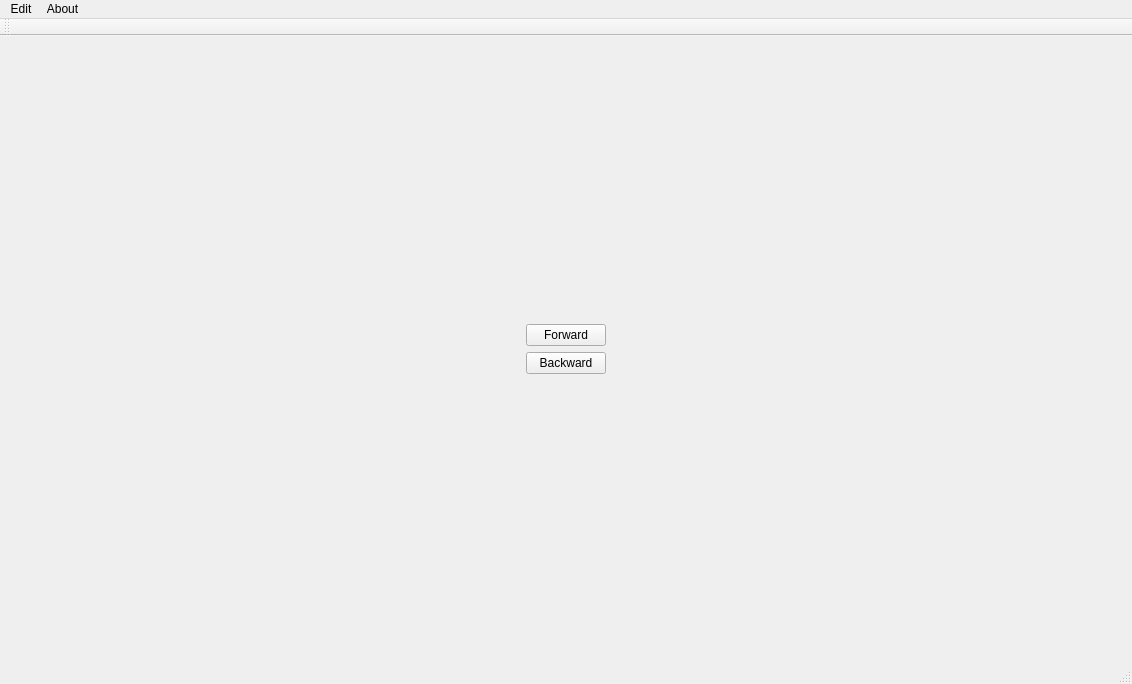
Before: the Qt Designer form sara_qt_test1/src/mainwindow.ui in WalkingMachine/sara_qt, drawn with Qt 5.
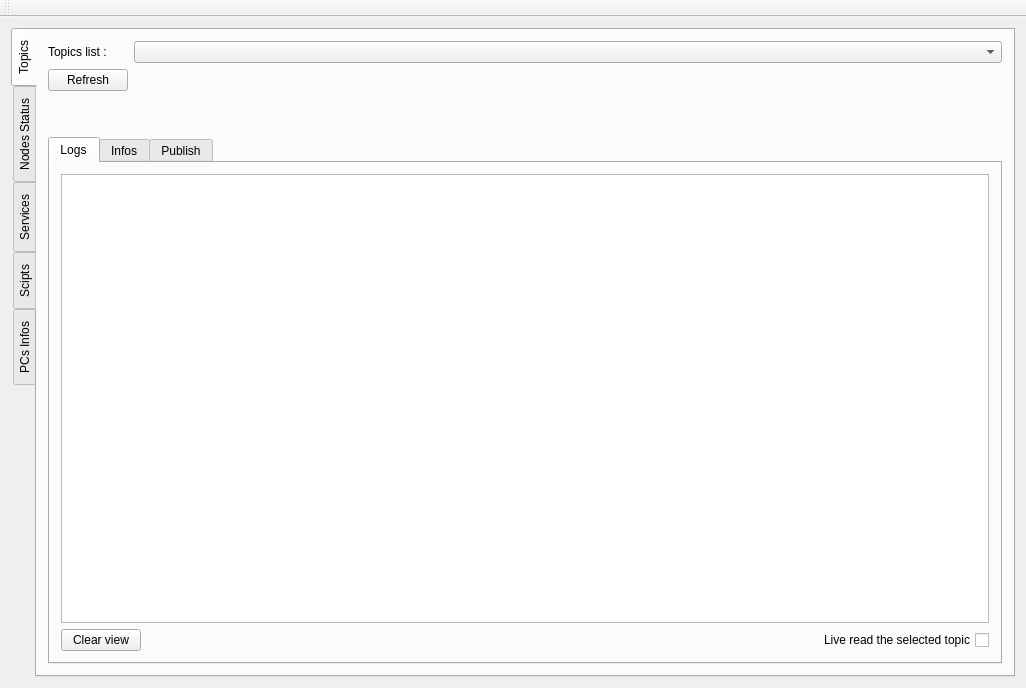
After: the same form once the commit is applied.

Commit message: fenetre avec loading des topics disponibles

Diff of the .ui file:
```diff
--- a/sara_qt_test1/src/mainwindow.ui
+++ b/sara_qt_test1/src/mainwindow.ui
@@ -6,71 +6,95 @@
    <rect>
     <x>0</x>
     <y>0</y>
-    <width>1132</width>
-    <height>684</height>
+    <width>1026</width>
+    <height>688</height>
    </rect>
   </property>
   <property name="windowTitle">
    <string>MainWindow</string>
   </property>
   <widget class="QWidget" name="centralWidget">
-   <layout class="QHBoxLayout" name="horizontalLayout">
-    <item>
-     <spacer name="horizontalSpacer_2">
-      <property name="orientation">
-       <enum>Qt::Horizontal</enum>
-      </property>
-      <property name="sizeHint" stdset="0">
-       <size>
-        <width>40</width>
-        <height>20</height>
-       </size>
-      </property>
-     </spacer>
-    </item>
-    <item>
      <layout class="QVBoxLayout" name="verticalLayout">
       <item>
-       <spacer name="verticalSpacer_2">
-        <property name="orientation">
-         <enum>Qt::Vertical</enum>
-        </property>
-        <property name="sizeHint" stdset="0">
-         <size>
-          <width>20</width>
-          <height>40</height>
-         </size>
-        </property>
-       </spacer>
-      </item>
+     <widget class="QTabWidget" name="tabWidget">
+      <property name="tabPosition">
+       <enum>QTabWidget::West</enum>
+      </property>
+      <property name="currentIndex">
+       <number>0</number>
+      </property>
+      <widget class="QWidget" name="tab">
+       <attribute name="title">
+        <string>Topics</string>
+       </attribute>
+       <layout class="QVBoxLayout" name="verticalLayout_3">
+        <item>
+         <layout class="QHBoxLayout" name="horizontalLayout">
+          <item>
+           <layout class="QFormLayout" name="formLayout">
+            <item row="0" column="1">
+             <widget class="QComboBox" name="comboTopics"/>
+            </item>
+            <item row="0" column="0">
+             <widget class="QLabel" name="label">
+              <property name="text">
+               <string>Topics list :</string>
+              </property>
+             </widget>
+            </item>
+            <item row="1" column="0">
+             <widget class="QPushButton" name="bpReloadTopics">
+              <property name="text">
+               <string>Refresh</string>
+              </property>
+             </widget>
+            </item>
+            <item row="1" column="1">
+             <widget class="QLabel" name="result">
+              <property name="text">
+               <string/>
+              </property>
+             </widget>
+            </item>
+           </layout>
+          </item>
+         </layout>
+        </item>
       <item>
-       <widget class="QPushButton" name="bp_forward">
+         <widget class="QLabel" name="result_2">
         <property name="text">
-         <string>Forward</string>
+           <string/>
         </property>
        </widget>
       </item>
       <item>
-       <widget class="QPushButton" name="bp_backward">
+         <widget class="QLabel" name="result_4">
         <property name="text">
-         <string>Backward</string>
+           <string/>
         </property>
        </widget>
       </item>
       <item>
-       <spacer name="verticalSpacer">
-        <property name="orientation">
-         <enum>Qt::Vertical</enum>
-        </property>
-        <property name="sizeHint" stdset="0">
-         <size>
-          <width>20</width>
-          <height>40</height>
-         </size>
-        </property>
-       </spacer>
-      </item>
-     </layout>
+         <widget class="QTabWidget" name="tabWidget_2">
+          <property name="currentIndex">
+           <number>0</number>
+          </property>
+          <widget class="QWidget" name="tab_6">
+           <attribute name="title">
+            <string>Logs</string>
+           </attribute>
+           <layout class="QVBoxLayout" name="verticalLayout_2">
+            <item>
+             <widget class="QListView" name="listView"/>
+            </item>
+            <item>
+             <layout class="QHBoxLayout" name="horizontalLayout_2">
+              <item>
+               <widget class="QPushButton" name="pushButton">
+                <property name="text">
+                 <string>Clear view</string>
+                </property>
+               </widget>
     </item>
     <item>
      <spacer name="horizontalSpacer">
@@ -85,6 +109,56 @@
       </property>
      </spacer>
     </item>
+              <item>
+               <widget class="QCheckBox" name="checkBox">
+                <property name="layoutDirection">
+                 <enum>Qt::RightToLeft</enum>
+                </property>
+                <property name="text">
+                 <string>Live read the selected topic</string>
+                </property>
+               </widget>
+              </item>
+             </layout>
+            </item>
+           </layout>
+          </widget>
+          <widget class="QWidget" name="tab_7">
+           <attribute name="title">
+            <string>Infos</string>
+           </attribute>
+          </widget>
+          <widget class="QWidget" name="tab_8">
+           <attribute name="title">
+            <string>Publish</string>
+           </attribute>
+          </widget>
+         </widget>
+        </item>
+       </layout>
+      </widget>
+      <widget class="QWidget" name="tab_2">
+       <attribute name="title">
+        <string>Nodes Status</string>
+       </attribute>
+      </widget>
+      <widget class="QWidget" name="tab_3">
+       <attribute name="title">
+        <string>Services</string>
+       </attribute>
+      </widget>
+      <widget class="QWidget" name="tab_4">
+       <attribute name="title">
+        <string>Scipts</string>
+       </attribute>
+      </widget>
+      <widget class="QWidget" name="tab_5">
+       <attribute name="title">
+        <string>PCs Infos</string>
+       </attribute>
+      </widget>
+     </widget>
+    </item>
    </layout>
   </widget>
   <widget class="QToolBar" name="mainToolBar">
@@ -95,36 +169,6 @@
     <bool>false</bool>
    </attribute>
   </widget>
-  <widget class="QStatusBar" name="statusBar"/>
-  <widget class="QMenuBar" name="menuBar">
-   <property name="geometry">
-    <rect>
-     <x>0</x>
-     <y>0</y>
-     <width>1132</width>
-     <height>22</height>
-    </rect>
-   </property>
-   <widget class="QMenu" name="menunew_Window">
-    <property name="title">
-     <string>Edit</string>
-    </property>
-    <addaction name="separator"/>
-    <addaction name="actionMenu_1"/>
-   </widget>
-   <widget class="QMenu" name="menuAbout">
-    <property name="title">
-     <string>About</string>
-    </property>
-   </widget>
-   <addaction name="menunew_Window"/>
-   <addaction name="menuAbout"/>
-  </widget>
-  <action name="actionMenu_1">
-   <property name="text">
-    <string>Menu 1</string>
-   </property>
-  </action>
  </widget>
  <layoutdefault spacing="6" margin="11"/>
  <resources/>
```
Left out of the diff: 19 changed lines with no effect on the pictures. Lines whose indentation alone changed are shown as unchanged. The commit also changes 12 other files.
